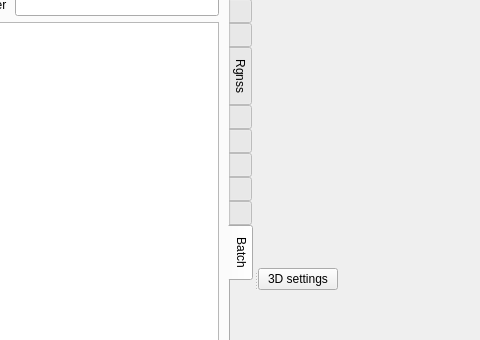
First picture: the form in AwesomeBump/mainwindow.ui, repository Ralf12358/AwesomeBump, before the edit; both pictures show x 205 to 685 and y 101 to 441 of the 1289 by 764 pixel window.
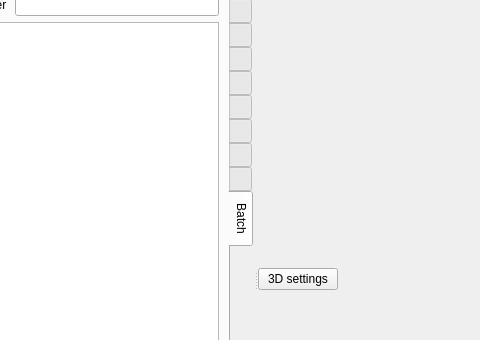
Second picture: the form after the edit. Icons and pictures are not drawn.

Commit message: Remove text from Roughness tab.

What changed in the file:
```diff
--- a/AwesomeBump/mainwindow.ui
+++ b/AwesomeBump/mainwindow.ui
@@ -466,7 +466,7 @@
           <normaloff>:/resources/actions/showRoughness.png</normaloff>:/resources/actions/showRoughness.png</iconset>
         </attribute>
         <attribute name="title">
-         <string>Rgnss</string>
+         <string/>
         </attribute>
         <layout class="QVBoxLayout" name="verticalLayout_23">
          <property name="leftMargin">
```
Left out of the diff: 3 changed lines with no effect on the pictures.
